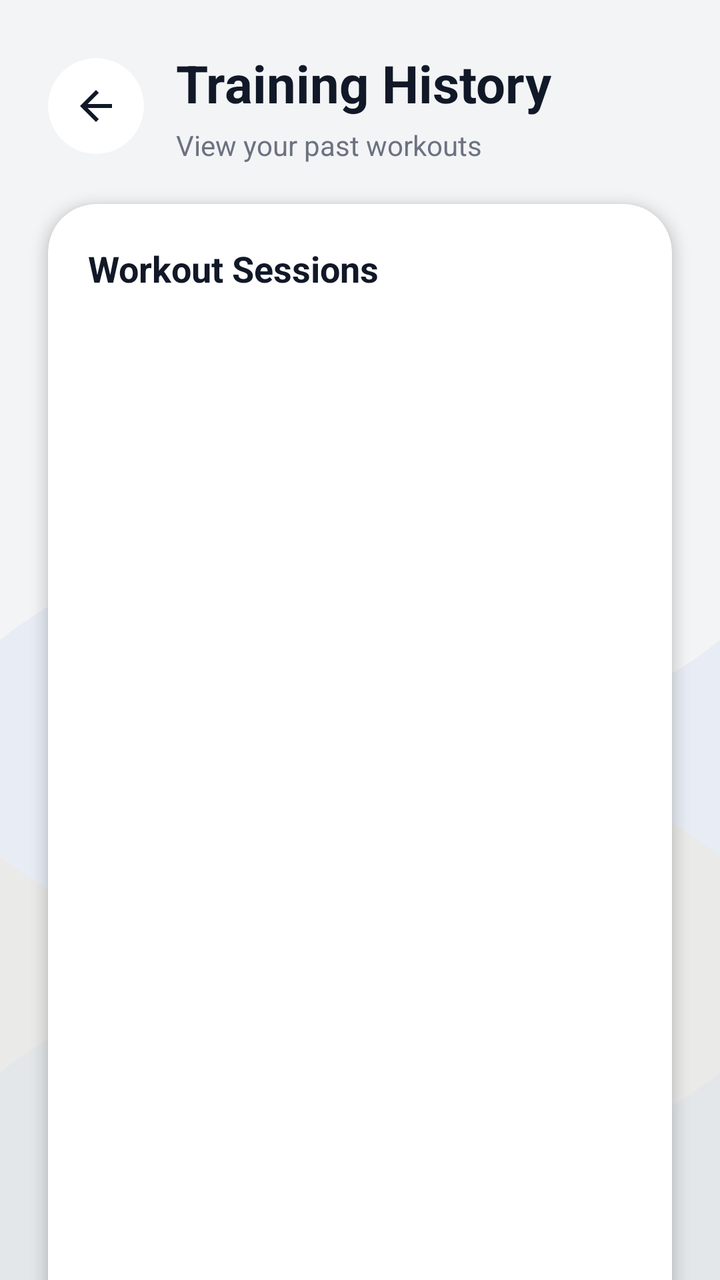
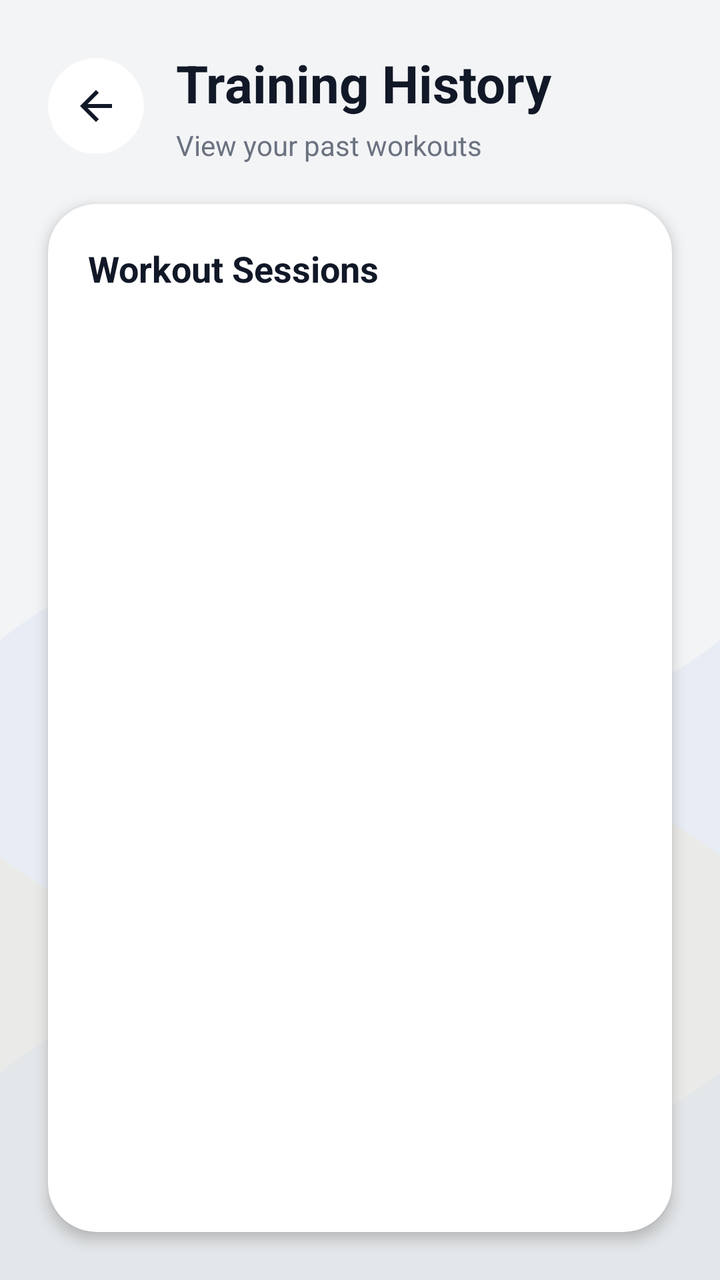

Screens rendered from an Android XML layout before and after an edit, with the pre-edit source and the edit as a unified diff.
<!-- AndroidManifest.xml: application theme Theme.Fitness -->
<!-- res/layout/activity_history.xml -->
<?xml version="1.0" encoding="utf-8"?>
<androidx.constraintlayout.widget.ConstraintLayout xmlns:android="http://schemas.android.com/apk/res/android"
    xmlns:app="http://schemas.android.com/apk/res-auto"
    xmlns:tools="http://schemas.android.com/tools"
    android:layout_width="match_parent"
    android:layout_height="match_parent"
    android:background="@color/fitness_background"
    android:fitsSystemWindows="true"
    tools:context=".activities.HistoryActivity">

    
    <ImageView
        android:id="@+id/image_bg_animation"
        android:layout_width="match_parent"
        android:layout_height="match_parent"
        android:alpha="1.0"
        android:scaleType="centerCrop"
        app:layout_constraintBottom_toBottomOf="parent"
        app:layout_constraintEnd_toEndOf="parent"
        app:layout_constraintStart_toStartOf="parent"
        app:layout_constraintTop_toTopOf="parent"
        app:srcCompat="@drawable/avd_background_flow" />

    <androidx.core.widget.NestedScrollView
        android:id="@+id/scroll_view_content"
        android:layout_width="match_parent"
        android:layout_height="match_parent"
        android:background="@android:color/transparent"
        android:clipToPadding="false"
        android:fillViewport="true">

        <androidx.constraintlayout.widget.ConstraintLayout
            android:layout_width="match_parent"
            android:layout_height="wrap_content"
            android:clipChildren="false"
            android:clipToPadding="false"
            android:paddingStart="24dp"
            android:paddingTop="24dp"
            android:paddingEnd="24dp"
            android:paddingBottom="24dp">

            
            <LinearLayout
                android:id="@+id/layout_header"
                android:layout_width="match_parent"
                android:layout_height="wrap_content"
                android:gravity="center_vertical"
                android:orientation="horizontal"
                app:layout_constraintEnd_toEndOf="parent"
                app:layout_constraintStart_toStartOf="parent"
                app:layout_constraintTop_toTopOf="parent">

                <androidx.cardview.widget.CardView
                    android:layout_width="48dp"
                    android:layout_height="48dp"
                    app:cardBackgroundColor="@color/fitness_card_background"
                    app:cardCornerRadius="24dp"
                    app:cardElevation="0dp">

                    <ImageButton
                        android:id="@+id/button_back"
                        android:layout_width="match_parent"
                        android:layout_height="match_parent"
                        android:background="@android:color/transparent"
                        android:contentDescription="@string/progress_back_content_description"
                        android:padding="12dp"
                        android:src="@drawable/ic_arrow_back_24"
                        app:tint="@color/fitness_text_primary" />
                </androidx.cardview.widget.CardView>

                <LinearLayout
                    android:layout_width="0dp"
                    android:layout_height="wrap_content"
                    android:layout_marginStart="16dp"
                    android:layout_weight="1"
                    android:orientation="vertical">

                    <TextView
                        android:layout_width="wrap_content"
                        android:layout_height="wrap_content"
                        android:text="Training History"
                        android:textColor="@color/fitness_text_primary"
                        android:textSize="26sp"
                        android:textStyle="bold" />

                    <TextView
                        android:id="@+id/text_history_hint"
                        android:layout_width="wrap_content"
                        android:layout_height="wrap_content"
                        android:layout_marginTop="4dp"
                        android:text="View your past workouts"
                        android:textColor="@color/fitness_text_secondary"
                        android:textSize="14sp" />
                </LinearLayout>
            </LinearLayout>

            
            <androidx.cardview.widget.CardView
                android:id="@+id/card_history"
                android:layout_width="match_parent"
                android:layout_height="wrap_content"
                android:layout_marginTop="20dp"
                android:layout_marginBottom="24dp"
                app:cardBackgroundColor="@color/fitness_card_background"
                app:cardCornerRadius="24dp"
                app:cardElevation="4dp"
                app:layout_constraintBottom_toBottomOf="parent"
                app:layout_constraintEnd_toEndOf="parent"
                app:layout_constraintStart_toStartOf="parent"
                app:layout_constraintTop_toBottomOf="@id/layout_header">

                <LinearLayout
                    android:layout_width="match_parent"
                    android:layout_height="773dp"
                    android:orientation="vertical"
                    android:padding="20dp">

                    <TextView
                        android:layout_width="wrap_content"
                        android:layout_height="wrap_content"
                        android:text="Workout Sessions"
                        android:textColor="@color/fitness_text_primary"
                        android:textSize="18sp"
                        android:textStyle="bold" />

                    <androidx.recyclerview.widget.RecyclerView
                        android:id="@+id/recycler_view_history"
                        android:layout_width="match_parent"
                        android:layout_height="wrap_content"
                        android:layout_marginTop="12dp"
                        android:clipToPadding="false"
                        android:clipChildren="false"
                        android:nestedScrollingEnabled="false" />
                </LinearLayout>
            </androidx.cardview.widget.CardView>

        </androidx.constraintlayout.widget.ConstraintLayout>
    </androidx.core.widget.NestedScrollView>

</androidx.constraintlayout.widget.ConstraintLayout>
<!-- resources referenced by this layout -->
<resources>
  <color name="fitness_background">#F3F4F6</color>
  <color name="fitness_card_background">#FFFFFF</color>
  <color name="fitness_text_primary">#111827</color>
  <color name="fitness_text_secondary">#6B7280</color>
  <!-- drawable ic_arrow_back_24 (drawable) -->
  <vector xmlns:android="http://schemas.android.com/apk/res/android"
      android:width="24dp"
      android:height="24dp"
      android:viewportWidth="24.0"
      android:viewportHeight="24.0"
      android:tint="?attr/colorControlNormal">
    <path
        android:fillColor="@android:color/white"
        android:pathData="M20,11H7.83l5.59,-5.59L12,4l-8,8 8,8 1.41,-1.41L7.83,13H20v-2z"/>
  </vector>
  <string name="progress_back_content_description">Navigate back</string>
  <color name="fitness_primary">#2563EB</color>
  <color name="fitness_primary_dark">#1E40AF</color>
  <color name="white">#FFFFFFFF</color>
  <color name="fitness_accent">#F59E0B</color>
  <style name="ThemeOverlay.Fitness.MaterialAlertDialog" parent="ThemeOverlay.MaterialComponents.MaterialAlertDialog">
          
          <item name="android:windowBackground">@android:color/transparent</item>
          
          
          <item name="android:background">@drawable/bg_dialog_rounded</item>
          
          
          <item name="colorSurface">@color/fitness_card_background</item>
          
          
          <item name="colorPrimary">@color/fitness_primary</item>
          <item name="colorOnPrimary">@color/white</item>
          
          
          <item name="colorOnSurface">@color/fitness_text_primary</item>
          <item name="android:textColorPrimary">@color/fitness_text_primary</item>
          <item name="android:textColorSecondary">@color/fitness_text_secondary</item>
          
          
          <item name="materialAlertDialogTitleTextStyle">@style/MaterialAlertDialog.Fitness.Title</item>
          <item name="materialAlertDialogBodyTextStyle">@style/MaterialAlertDialog.Fitness.Body</item>
          <item name="buttonBarButtonStyle">@style/MaterialAlertDialog.Fitness.Button</item>
      </style>
  <!-- drawable bg_dialog_rounded (drawable) -->
  <?xml version="1.0" encoding="utf-8"?>
  <shape xmlns:android="http://schemas.android.com/apk/res/android"
      android:shape="rectangle">
      <solid android:color="@color/fitness_card_background" />
      <corners android:radius="24dp" />
  </shape>
  <style name="MaterialAlertDialog.Fitness.Title" parent="MaterialAlertDialog.MaterialComponents.Title.Text">
          <item name="android:textColor">@color/fitness_text_primary</item>
          <item name="android:textSize">20sp</item>
          <item name="android:textStyle">bold</item>
      </style>
  <style name="MaterialAlertDialog.Fitness.Body" parent="MaterialAlertDialog.MaterialComponents.Body.Text">
          <item name="android:textColor">@color/fitness_text_primary</item>
          <item name="android:textSize">15sp</item>
      </style>
  <style name="MaterialAlertDialog.Fitness.Button" parent="Widget.MaterialComponents.Button.TextButton.Dialog">
          <item name="android:textColor">@color/fitness_primary</item>
          <item name="android:textSize">15sp</item>
          <item name="android:textStyle">bold</item>
      </style>
  <!-- unchanged entries left out for length: 2 -->
</resources>

<!-- the commit's change to res/layout/activity_history.xml (unified diff, before → after) -->
@@ -21,120 +21,105 @@
         app:layout_constraintTop_toTopOf="parent"
         app:srcCompat="@drawable/avd_background_flow" />
 
-    <androidx.core.widget.NestedScrollView
-        android:id="@+id/scroll_view_content"
+    
+    <LinearLayout
+        android:id="@+id/layout_header"
         android:layout_width="match_parent"
-        android:layout_height="match_parent"
-        android:background="@android:color/transparent"
-        android:clipToPadding="false"
-        android:fillViewport="true">
+        android:layout_height="wrap_content"
+        android:gravity="center_vertical"
+        android:orientation="horizontal"
+        android:paddingStart="24dp"
+        android:paddingTop="24dp"
+        android:paddingEnd="24dp"
+        android:paddingBottom="12dp"
+        app:layout_constraintEnd_toEndOf="parent"
+        app:layout_constraintStart_toStartOf="parent"
+        app:layout_constraintTop_toTopOf="parent">
 
-        <androidx.constraintlayout.widget.ConstraintLayout
+        <androidx.cardview.widget.CardView
+            android:layout_width="48dp"
+            android:layout_height="48dp"
+            app:cardBackgroundColor="@color/fitness_card_background"
+            app:cardCornerRadius="24dp"
+            app:cardElevation="0dp">
+
+            <ImageButton
+                android:id="@+id/button_back"
+                android:layout_width="match_parent"
+                android:layout_height="match_parent"
+                android:background="@android:color/transparent"
+                android:contentDescription="@string/progress_back_content_description"
+                android:padding="12dp"
+                android:src="@drawable/ic_arrow_back_24"
+                app:tint="@color/fitness_text_primary" />
+        </androidx.cardview.widget.CardView>
+
+        <LinearLayout
+            android:layout_width="0dp"
+            android:layout_height="wrap_content"
+            android:layout_marginStart="16dp"
+            android:layout_weight="1"
+            android:orientation="vertical">
+
+            <TextView
+                android:layout_width="wrap_content"
+                android:layout_height="wrap_content"
+                android:text="Training History"
+                android:textColor="@color/fitness_text_primary"
+                android:textSize="26sp"
+                android:textStyle="bold" />
+
+            <TextView
+                android:id="@+id/text_history_hint"
+                android:layout_width="wrap_content"
+                android:layout_height="wrap_content"
+                android:layout_marginTop="4dp"
+                android:text="View your past workouts"
+                android:textColor="@color/fitness_text_secondary"
+                android:textSize="14sp" />
+        </LinearLayout>
+    </LinearLayout>
+
+    
+    <androidx.cardview.widget.CardView
+        android:id="@+id/card_history"
+        android:layout_width="match_parent"
+        android:layout_height="0dp"
+        android:layout_marginStart="24dp"
+        android:layout_marginTop="8dp"
+        android:layout_marginEnd="24dp"
+        android:layout_marginBottom="24dp"
+        app:cardBackgroundColor="@color/fitness_card_background"
+        app:cardCornerRadius="24dp"
+        app:cardElevation="4dp"
+        app:layout_constraintBottom_toBottomOf="parent"
+        app:layout_constraintEnd_toEndOf="parent"
+        app:layout_constraintStart_toStartOf="parent"
+        app:layout_constraintTop_toBottomOf="@id/layout_header">
+
+        <LinearLayout
             android:layout_width="match_parent"
-            android:layout_height="wrap_content"
-            android:clipChildren="false"
-            android:clipToPadding="false"
-            android:paddingStart="24dp"
-            android:paddingTop="24dp"
-            android:paddingEnd="24dp"
-            android:paddingBottom="24dp">
+            android:layout_height="match_parent"
+            android:orientation="vertical"
+            android:padding="20dp">
 
-            
-            <LinearLayout
-                android:id="@+id/layout_header"
+            <TextView
+                android:layout_width="wrap_content"
+                android:layout_height="wrap_content"
+                android:text="Workout Sessions"
+                android:textColor="@color/fitness_text_primary"
+                android:textSize="18sp"
+                android:textStyle="bold" />
+
+            <androidx.recyclerview.widget.RecyclerView
+                android:id="@+id/recycler_view_history"
                 android:layout_width="match_parent"
-                android:layout_height="wrap_content"
-                android:gravity="center_vertical"
-                android:orientation="horizontal"
-                app:layout_constraintEnd_toEndOf="parent"
-                app:layout_constraintStart_toStartOf="parent"
-                app:layout_constraintTop_toTopOf="parent">
-
-                <androidx.cardview.widget.CardView
-                    android:layout_width="48dp"
-                    android:layout_height="48dp"
-                    app:cardBackgroundColor="@color/fitness_card_background"
-                    app:cardCornerRadius="24dp"
-                    app:cardElevation="0dp">
-
-                    <ImageButton
-                        android:id="@+id/button_back"
-                        android:layout_width="match_parent"
-                        android:layout_height="match_parent"
-                        android:background="@android:color/transparent"
-                        android:contentDescription="@string/progress_back_content_description"
-                        android:padding="12dp"
-                        android:src="@drawable/ic_arrow_back_24"
-                        app:tint="@color/fitness_text_primary" />
-                </androidx.cardview.widget.CardView>
-
-                <LinearLayout
-                    android:layout_width="0dp"
-                    android:layout_height="wrap_content"
-                    android:layout_marginStart="16dp"
-                    android:layout_weight="1"
-                    android:orientation="vertical">
-
-                    <TextView
-                        android:layout_width="wrap_content"
-                        android:layout_height="wrap_content"
-                        android:text="Training History"
-                        android:textColor="@color/fitness_text_primary"
-                        android:textSize="26sp"
-                        android:textStyle="bold" />
-
-                    <TextView
-                        android:id="@+id/text_history_hint"
-                        android:layout_width="wrap_content"
-                        android:layout_height="wrap_content"
-                        android:layout_marginTop="4dp"
-                        android:text="View your past workouts"
-                        android:textColor="@color/fitness_text_secondary"
-                        android:textSize="14sp" />
-                </LinearLayout>
-            </LinearLayout>
-
-            
-            <androidx.cardview.widget.CardView
-                android:id="@+id/card_history"
-                android:layout_width="match_parent"
-                android:layout_height="wrap_content"
-                android:layout_marginTop="20dp"
-                android:layout_marginBottom="24dp"
-                app:cardBackgroundColor="@color/fitness_card_background"
-                app:cardCornerRadius="24dp"
-                app:cardElevation="4dp"
-                app:layout_constraintBottom_toBottomOf="parent"
-                app:layout_constraintEnd_toEndOf="parent"
-                app:layout_constraintStart_toStartOf="parent"
-                app:layout_constraintTop_toBottomOf="@id/layout_header">
-
-                <LinearLayout
-                    android:layout_width="match_parent"
-                    android:layout_height="773dp"
-                    android:orientation="vertical"
-                    android:padding="20dp">
-
-                    <TextView
-                        android:layout_width="wrap_content"
-                        android:layout_height="wrap_content"
-                        android:text="Workout Sessions"
-                        android:textColor="@color/fitness_text_primary"
-                        android:textSize="18sp"
-                        android:textStyle="bold" />
-
-                    <androidx.recyclerview.widget.RecyclerView
-                        android:id="@+id/recycler_view_history"
-                        android:layout_width="match_parent"
-                        android:layout_height="wrap_content"
-                        android:layout_marginTop="12dp"
-                        android:clipToPadding="false"
-                        android:clipChildren="false"
-                        android:nestedScrollingEnabled="false" />
-                </LinearLayout>
-            </androidx.cardview.widget.CardView>
-
-        </androidx.constraintlayout.widget.ConstraintLayout>
-    </androidx.core.widget.NestedScrollView>
+                android:layout_height="0dp"
+                android:layout_weight="1"
+                android:layout_marginTop="12dp"
+                android:clipToPadding="false"
+                android:clipChildren="false" />
+        </LinearLayout>
+    </androidx.cardview.widget.CardView>
 
 </androidx.constraintlayout.widget.ConstraintLayout>
